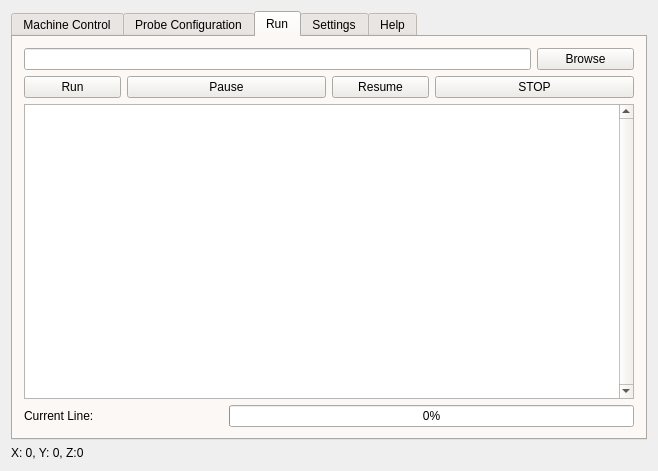
The window that gcode_leveler/mainwindow.ui (ShaneOberloier/gcode_leveler) describes before a commit, drawn with Qt 5.
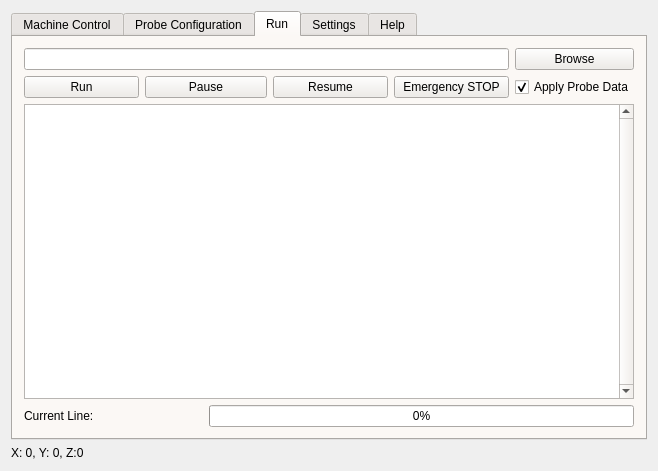
The same window after the commit. The open tabs and pages were chosen to show the change. Icons and pictures are not drawn.

Diff of the .ui file:
```diff
--- a/gcode_leveler/mainwindow.ui
+++ b/gcode_leveler/mainwindow.ui
@@ -978,58 +978,7 @@
          <layout class="QGridLayout" name="gridLayout_8">
           <item row="0" column="0">
            <layout class="QGridLayout" name="gridLayout_7">
-            <item row="0" column="0" colspan="5">
-             <widget class="QLineEdit" name="txtFileName_2">
-              <property name="toolTip">
-               <string>Path to the current G-Code file being altered</string>
-              </property>
-              <property name="whatsThis">
-               <string>Path to the current G-Code file being altered</string>
-              </property>
-             </widget>
-            </item>
-            <item row="0" column="5">
-             <widget class="QPushButton" name="pbFileBrowse_2">
-              <property name="toolTip">
-               <string>Navigate to the desired g-code file</string>
-              </property>
-              <property name="whatsThis">
-               <string>Navigate to the desired g-code file</string>
-              </property>
-              <property name="text">
-               <string>Browse</string>
-              </property>
-             </widget>
-            </item>
-            <item row="1" column="0">
-             <widget class="QPushButton" name="btnRun">
-              <property name="text">
-               <string>Run</string>
-              </property>
-             </widget>
-            </item>
-            <item row="1" column="1" colspan="2">
-             <widget class="QPushButton" name="btnPause">
-              <property name="text">
-               <string>Pause</string>
-              </property>
-             </widget>
-            </item>
-            <item row="1" column="3">
-             <widget class="QPushButton" name="btnResume">
-              <property name="text">
-               <string>Resume</string>
-              </property>
-             </widget>
-            </item>
-            <item row="1" column="4" colspan="2">
-             <widget class="QPushButton" name="btnStop">
-              <property name="text">
-               <string>STOP</string>
-              </property>
-             </widget>
-            </item>
-            <item row="2" column="0" colspan="6">
+            <item row="2" column="0" colspan="9">
              <widget class="QTextEdit" name="txtGCode">
               <property name="verticalScrollBarPolicy">
                <enum>Qt::ScrollBarAlwaysOn</enum>
@@ -1043,20 +992,81 @@
               </property>
              </widget>
             </item>
-            <item row="3" column="0" colspan="2">
+            <item row="3" column="0" colspan="3">
              <widget class="QLabel" name="lblCurrentLine">
               <property name="text">
                <string>Current Line: </string>
               </property>
              </widget>
             </item>
-            <item row="3" column="2" colspan="4">
+            <item row="0" column="8">
+             <widget class="QPushButton" name="pbFileBrowse_2">
+              <property name="toolTip">
+               <string>Navigate to the desired g-code file</string>
+              </property>
+              <property name="whatsThis">
+               <string>Navigate to the desired g-code file</string>
+              </property>
+              <property name="text">
+               <string>Browse</string>
+              </property>
+             </widget>
+            </item>
+            <item row="3" column="3" colspan="6">
              <widget class="QProgressBar" name="pbrRunProgress">
               <property name="value">
                <number>0</number>
               </property>
              </widget>
             </item>
+            <item row="0" column="0" colspan="8">
+             <widget class="QLineEdit" name="txtFileName_2">
+              <property name="toolTip">
+               <string>Path to the current G-Code file being altered</string>
+              </property>
+              <property name="whatsThis">
+               <string>Path to the current G-Code file being altered</string>
+              </property>
+             </widget>
+            </item>
+            <item row="1" column="0" colspan="2">
+             <widget class="QPushButton" name="btnRun">
+              <property name="text">
+               <string>Run</string>
+              </property>
+             </widget>
+            </item>
+            <item row="1" column="2" colspan="2">
+             <widget class="QPushButton" name="btnPause">
+              <property name="text">
+               <string>Pause</string>
+              </property>
+             </widget>
+            </item>
+            <item row="1" column="4" colspan="2">
+             <widget class="QPushButton" name="btnResume">
+              <property name="text">
+               <string>Resume</string>
+              </property>
+             </widget>
+            </item>
+            <item row="1" column="6" colspan="2">
+             <widget class="QPushButton" name="btnStop">
+              <property name="text">
+               <string>Emergency STOP</string>
+              </property>
+             </widget>
+            </item>
+            <item row="1" column="8">
+             <widget class="QCheckBox" name="cbxApplyProbe">
+              <property name="text">
+               <string>Apply Probe Data</string>
+              </property>
+              <property name="checked">
+               <bool>true</bool>
+              </property>
+             </widget>
+            </item>
            </layout>
           </item>
          </layout>
```
Left out of the diff: 139 changed lines with no effect on the pictures.
